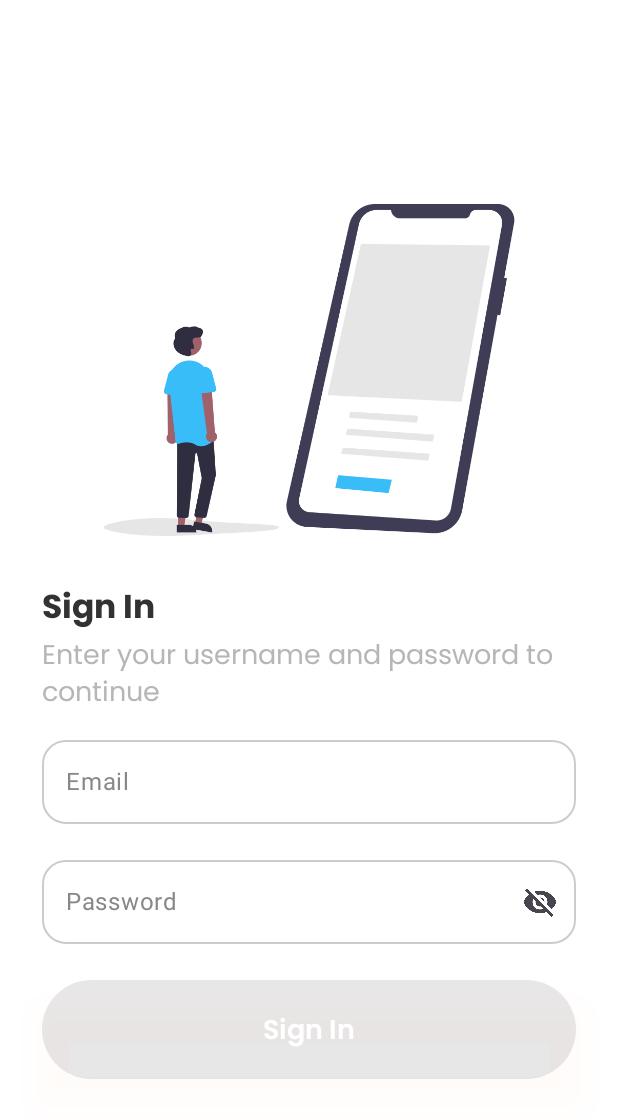
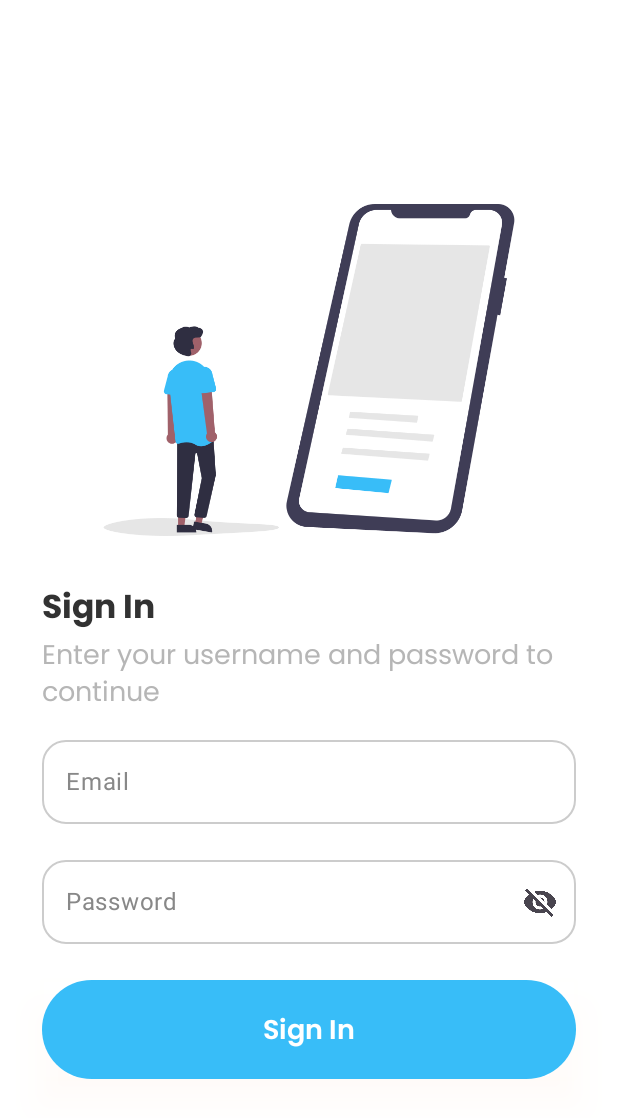
Before and after one commit to jasonmiracleg/ALP_VP, an Android app built with Jetpack Compose: the @Preview function SignInPreview, on a phone screen of 412 x 824 dp. Shown: the top 1118 px of the screen. Run offline under Robolectric (Android 15) with nearby library versions, the phone set to English and light mode, and no system bars.

Commit message:
Benerin punya Yobel

```diff
--- a/app/src/main/java/com/example/alp_vp/ui/view/authentication/SignInView.kt
+++ b/app/src/main/java/com/example/alp_vp/ui/view/authentication/SignInView.kt
@@ -15,11 +15,12 @@ import androidx.compose.foundation.shape.RoundedCornerShape
 import androidx.compose.foundation.text.KeyboardOptions
 import androidx.compose.material3.Button
 import androidx.compose.material3.ButtonDefaults
+import androidx.compose.material3.ExperimentalMaterial3Api
 import androidx.compose.material3.Icon
 import androidx.compose.material3.IconButton
 import androidx.compose.material3.OutlinedTextField
-import androidx.compose.material3.OutlinedTextFieldDefaults
 import androidx.compose.material3.Text
+import androidx.compose.material3.TextFieldDefaults
 import androidx.compose.runtime.Composable
 import androidx.compose.runtime.getValue
 import androidx.compose.runtime.mutableStateOf
@@ -32,24 +33,18 @@ import androidx.compose.ui.res.painterResource
 import androidx.compose.ui.text.font.FontWeight
 import androidx.compose.ui.text.input.ImeAction
 import androidx.compose.ui.text.input.KeyboardType
-import androidx.compose.ui.text.input.PasswordVisualTransformation
-import androidx.compose.ui.text.input.VisualTransformation
 import androidx.compose.ui.text.style.TextAlign
 import androidx.compose.ui.tooling.preview.Preview
 import androidx.compose.ui.unit.dp
 import androidx.compose.ui.unit.sp
-import androidx.lifecycle.viewmodel.compose.viewModel
 import androidx.navigation.NavController
 import androidx.navigation.compose.rememberNavController
 import com.example.alp_vp.R
 import com.example.alp_vp.ui.theme.poppins
-import com.example.alp_vp.viewmodel.authentication.SignInViewModel
 
+@OptIn(ExperimentalMaterial3Api::class)
 @Composable
-fun SignInView(
-    navController: NavController,
-    signInViewModel: SignInViewModel = viewModel()
-) {
+fun SignInView(navController: NavController) {
 
     var email by rememberSaveable {
         mutableStateOf("")
@@ -57,9 +52,7 @@ fun SignInView(
     var password by rememberSaveable {
         mutableStateOf("")
     }
-    var passwordVisibility by rememberSaveable {
-        mutableStateOf(false)
-    }
+    var passwordVisibility by rememberSaveable { mutableStateOf(false) }
 
     Column(
         modifier = Modifier
@@ -104,7 +97,7 @@ fun SignInView(
         OutlinedTextField(
             value = email,
             onValueChange = { email = it },
-            colors = OutlinedTextFieldDefaults.colors(
+            colors = TextFieldDefaults.outlinedTextFieldColors(
                 focusedBorderColor = Color(0xFF38BDF8),
                 unfocusedBorderColor = Color.LightGray,
             ),
@@ -128,10 +121,10 @@ fun SignInView(
             value = password,
             onValueChange = { password = it },
             keyboardOptions = KeyboardOptions.Default.copy(
-                keyboardType = KeyboardType.Text,
+                keyboardType = if (passwordVisibility) KeyboardType.Text else KeyboardType.Password,
                 imeAction = ImeAction.Next
             ),
-            colors = OutlinedTextFieldDefaults.colors(
+            colors = TextFieldDefaults.outlinedTextFieldColors(
                 focusedBorderColor = Color(0xFF38BDF8),
                 unfocusedBorderColor = Color.LightGray,
             ),
@@ -154,16 +147,13 @@ fun SignInView(
                             .width(24.dp)
                     )
                 }
-            },
-            visualTransformation = if (passwordVisibility) VisualTransformation.None else PasswordVisualTransformation()
-
+            }
         )
 
         Spacer(modifier = Modifier.padding(bottom = 24.dp))
 
         Button(
-            enabled = email.isNotBlank() && password.isNotBlank(),
-            onClick = { signInViewModel.logIn(email, password, navController) },
+            onClick = { /*TODO*/ },
             colors = ButtonDefaults.buttonColors(
                 containerColor = Color(0xFF38BDF8),
             ),
```
Also changed, not shown: app/build.gradle.kts (+8 -0 lines), app/src/main/res/drawable-nodpi/logo_blue.png (added), app/src/main/res/drawable-nodpi/logo_white.png (added).
